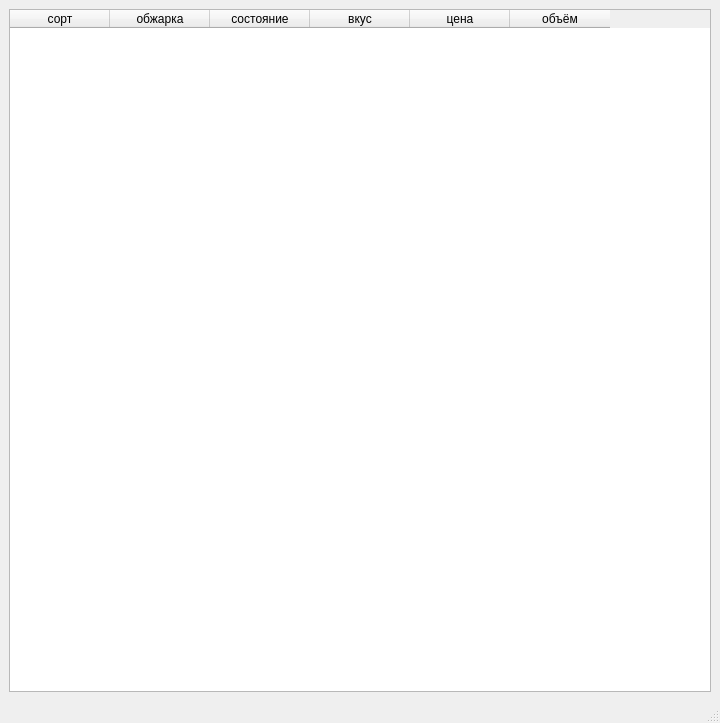
Old version of the form main.ui in the repository Merkulov-Mikhail/proizvolnoe_name.
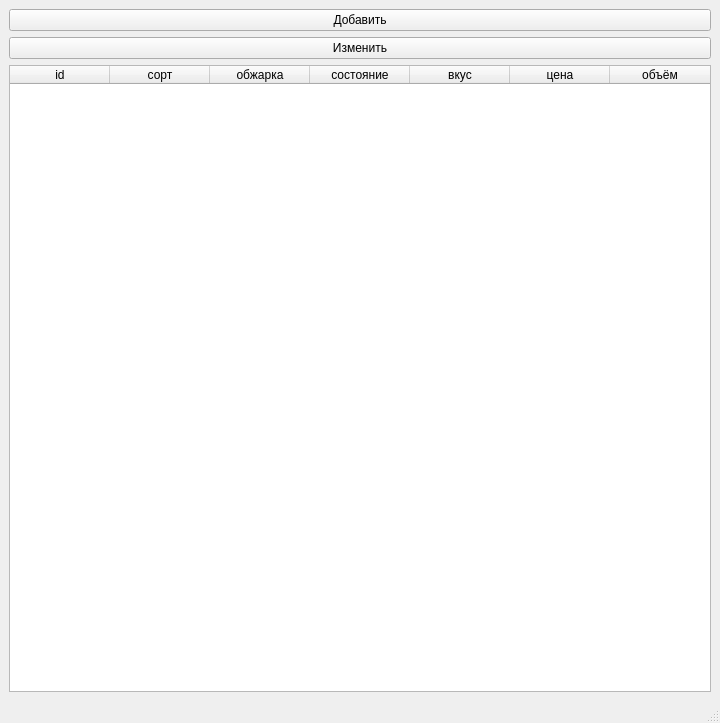
New version of the form.

Patch:
```diff
--- a/main.ui
+++ b/main.ui
@@ -16,7 +16,30 @@
   <widget class="QWidget" name="centralwidget">
    <layout class="QGridLayout" name="gridLayout">
     <item row="0" column="0">
+     <layout class="QVBoxLayout" name="verticalLayout">
+      <item>
+       <widget class="QPushButton" name="pushButton">
+        <property name="text">
+         <string>Добавить</string>
+        </property>
+       </widget>
+      </item>
+      <item>
+       <widget class="QPushButton" name="pushButton_2">
+        <property name="text">
+         <string>Изменить</string>
+        </property>
+       </widget>
+      </item>
+     </layout>
+    </item>
+    <item row="1" column="0">
      <widget class="QTableWidget" name="tableWidget">
+      <column>
+       <property name="text">
+        <string>id</string>
+       </property>
+      </column>
       <column>
        <property name="text">
         <string>сорт</string>
```
